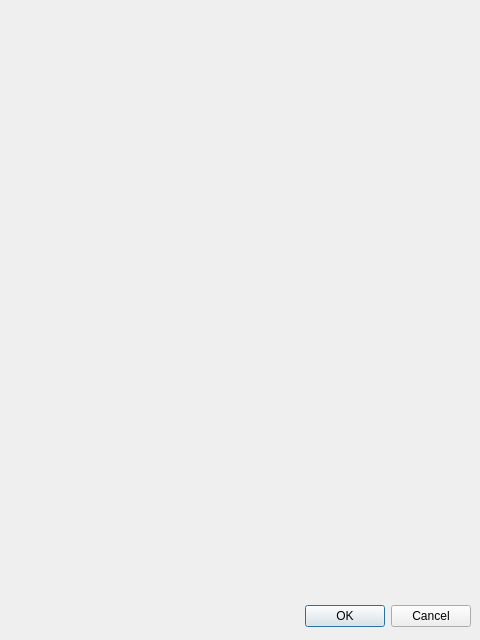
The window that Project1/myQT.ui (Shreya1809/eid-fall2018) describes before a commit, drawn with Qt 5.
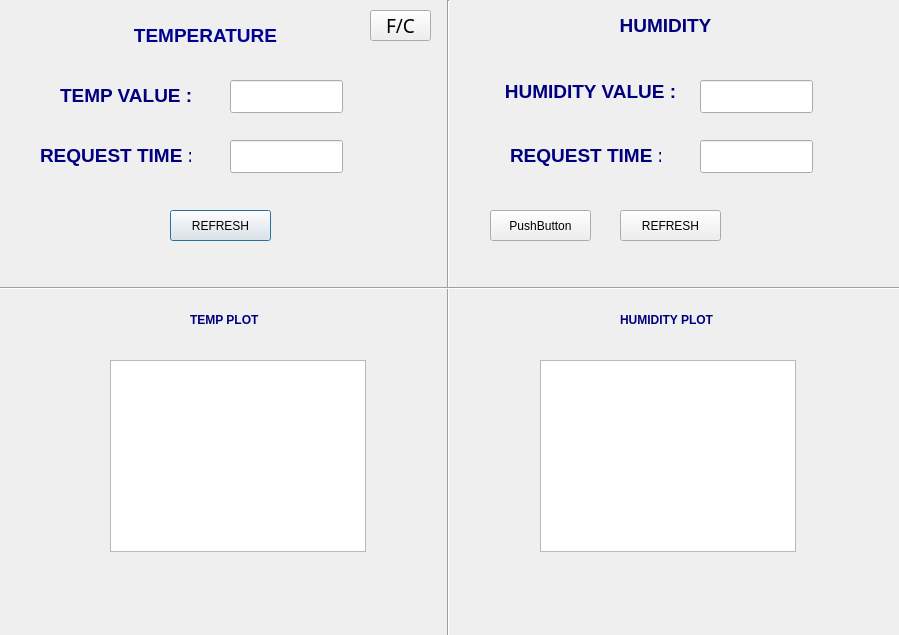
The same window after the commit.

Commit message: added basic QT ui

The edit to the form file:
```diff
--- a/Project1/myQT.ui
+++ b/Project1/myQT.ui
@@ -6,27 +6,280 @@
    <rect>
     <x>0</x>
     <y>0</y>
-    <width>480</width>
-    <height>640</height>
+    <width>899</width>
+    <height>635</height>
    </rect>
   </property>
+  <property name="maximumSize">
+   <size>
+    <width>16777215</width>
+    <height>16777215</height>
+   </size>
+  </property>
+  <property name="cursor">
+   <cursorShape>ArrowCursor</cursorShape>
+  </property>
+  <property name="mouseTracking">
+   <bool>false</bool>
+  </property>
   <property name="windowTitle">
    <string>Dialog</string>
   </property>
-  <widget class="QDialogButtonBox" name="buttonBox">
+  <property name="toolTip">
+   <string>&lt;html&gt;&lt;head/&gt;&lt;body&gt;&lt;p align=&quot;center&quot;&gt;&lt;span style=&quot; font-weight:600;&quot;&gt;TEMPERATURE/HUMIDITY SENSOR READING&lt;/span&gt;&lt;/p&gt;&lt;/body&gt;&lt;/html&gt;</string>
+  </property>
+  <property name="whatsThis">
+   <string>&lt;html&gt;&lt;head/&gt;&lt;body&gt;&lt;p align=&quot;center&quot;&gt;&lt;br/&gt;&lt;/p&gt;&lt;/body&gt;&lt;/html&gt;</string>
+  </property>
+  <widget class="Line" name="line">
    <property name="geometry">
     <rect>
-     <x>10</x>
-     <y>600</y>
-     <width>461</width>
-     <height>32</height>
+     <x>440</x>
+     <y>0</y>
+     <width>16</width>
+     <height>641</height>
+    </rect>
+   </property>
+   <property name="orientation">
+    <enum>Qt::Vertical</enum>
+   </property>
+  </widget>
+  <widget class="QLabel" name="label">
+   <property name="geometry">
+    <rect>
+     <x>110</x>
+     <y>20</y>
+     <width>191</width>
+     <height>31</height>
+    </rect>
+   </property>
+   <property name="text">
+    <string>&lt;html&gt;&lt;head/&gt;&lt;body&gt;&lt;p align=&quot;center&quot;&gt;&lt;span style=&quot; font-size:14pt; font-weight:600; color:#000091;&quot;&gt;TEMPERATURE&lt;/span&gt;&lt;/p&gt;&lt;/body&gt;&lt;/html&gt;</string>
+   </property>
+  </widget>
+  <widget class="QLabel" name="label_2">
+   <property name="geometry">
+    <rect>
+     <x>590</x>
+     <y>10</y>
+     <width>151</width>
+     <height>31</height>
+    </rect>
+   </property>
+   <property name="text">
+    <string>&lt;html&gt;&lt;head/&gt;&lt;body&gt;&lt;p align=&quot;center&quot;&gt;&lt;span style=&quot; font-size:14pt; font-weight:600; color:#00007f;&quot;&gt;HUMIDITY&lt;/span&gt;&lt;/p&gt;&lt;/body&gt;&lt;/html&gt;</string>
+   </property>
+  </widget>
+  <widget class="QLineEdit" name="lineEdit">
+   <property name="geometry">
+    <rect>
+     <x>230</x>
+     <y>80</y>
+     <width>113</width>
+     <height>33</height>
+    </rect>
+   </property>
+  </widget>
+  <widget class="QPushButton" name="pushButton">
+   <property name="geometry">
+    <rect>
+     <x>170</x>
+     <y>210</y>
+     <width>101</width>
+     <height>31</height>
+    </rect>
+   </property>
+   <property name="text">
+    <string>REFRESH</string>
+   </property>
+  </widget>
+  <widget class="QPushButton" name="pushButton_2">
+   <property name="geometry">
+    <rect>
+     <x>370</x>
+     <y>10</y>
+     <width>61</width>
+     <height>31</height>
+    </rect>
+   </property>
+   <property name="font">
+    <font>
+     <family>Sans Serif</family>
+     <pointsize>14</pointsize>
+    </font>
+   </property>
+   <property name="toolTip">
+    <string>&lt;html&gt;&lt;head/&gt;&lt;body&gt;&lt;p align=&quot;center&quot;&gt;&lt;span style=&quot; font-weight:600;&quot;&gt;F/C&lt;/span&gt;&lt;/p&gt;&lt;/body&gt;&lt;/html&gt;</string>
+   </property>
+   <property name="text">
+    <string>F/C</string>
+   </property>
+  </widget>
+  <widget class="QLabel" name="label_3">
+   <property name="geometry">
+    <rect>
+     <x>60</x>
+     <y>80</y>
+     <width>131</width>
+     <height>31</height>
+    </rect>
+   </property>
+   <property name="text">
+    <string>&lt;html&gt;&lt;head/&gt;&lt;body&gt;&lt;p align=&quot;center&quot;&gt;&lt;span style=&quot; font-size:14pt; font-weight:600; color:#00007f;&quot;&gt;TEMP VALUE  :&lt;/span&gt;&lt;/p&gt;&lt;/body&gt;&lt;/html&gt;</string>
+   </property>
+  </widget>
+  <widget class="QLabel" name="label_4">
+   <property name="geometry">
+    <rect>
+     <x>40</x>
+     <y>140</y>
+     <width>151</width>
+     <height>31</height>
+    </rect>
+   </property>
+   <property name="text">
+    <string>&lt;html&gt;&lt;head/&gt;&lt;body&gt;&lt;p align=&quot;center&quot;&gt;&lt;span style=&quot; font-size:14pt; font-weight:600; color:#00007f;&quot;&gt;REQUEST TIME :&lt;/span&gt;&lt;/p&gt;&lt;/body&gt;&lt;/html&gt;</string>
+   </property>
+  </widget>
+  <widget class="QLineEdit" name="lineEdit_2">
+   <property name="geometry">
+    <rect>
+     <x>230</x>
+     <y>140</y>
+     <width>113</width>
+     <height>33</height>
+    </rect>
+   </property>
+  </widget>
+  <widget class="QLabel" name="label_5">
+   <property name="geometry">
+    <rect>
+     <x>500</x>
+     <y>80</y>
+     <width>181</width>
+     <height>21</height>
+    </rect>
+   </property>
+   <property name="text">
+    <string>&lt;html&gt;&lt;head/&gt;&lt;body&gt;&lt;p align=&quot;center&quot;&gt;&lt;span style=&quot; font-size:14pt; font-weight:600; color:#00007f;&quot;&gt;HUMIDITY VALUE :&lt;/span&gt;&lt;/p&gt;&lt;/body&gt;&lt;/html&gt;</string>
+   </property>
+  </widget>
+  <widget class="QLineEdit" name="lineEdit_3">
+   <property name="geometry">
+    <rect>
+     <x>700</x>
+     <y>80</y>
+     <width>113</width>
+     <height>33</height>
+    </rect>
+   </property>
+  </widget>
+  <widget class="QLineEdit" name="lineEdit_4">
+   <property name="geometry">
+    <rect>
+     <x>700</x>
+     <y>140</y>
+     <width>113</width>
+     <height>33</height>
+    </rect>
+   </property>
+  </widget>
+  <widget class="QPushButton" name="pushButton_3">
+   <property name="geometry">
+    <rect>
+     <x>620</x>
+     <y>210</y>
+     <width>101</width>
+     <height>31</height>
+    </rect>
+   </property>
+   <property name="text">
+    <string>REFRESH</string>
+   </property>
+  </widget>
+  <widget class="QLabel" name="label_6">
+   <property name="geometry">
+    <rect>
+     <x>510</x>
+     <y>140</y>
+     <width>151</width>
+     <height>31</height>
+    </rect>
+   </property>
+   <property name="text">
+    <string>&lt;html&gt;&lt;head/&gt;&lt;body&gt;&lt;p align=&quot;center&quot;&gt;&lt;span style=&quot; font-size:14pt; font-weight:600; color:#00007f;&quot;&gt;REQUEST TIME :&lt;/span&gt;&lt;/p&gt;&lt;/body&gt;&lt;/html&gt;</string>
+   </property>
+  </widget>
+  <widget class="Line" name="line_2">
+   <property name="geometry">
+    <rect>
+     <x>0</x>
+     <y>280</y>
+     <width>901</width>
+     <height>16</height>
     </rect>
    </property>
    <property name="orientation">
     <enum>Qt::Horizontal</enum>
    </property>
-   <property name="standardButtons">
-    <set>QDialogButtonBox::Cancel|QDialogButtonBox::Ok</set>
+  </widget>
+  <widget class="QGraphicsView" name="graphicsView">
+   <property name="geometry">
+    <rect>
+     <x>110</x>
+     <y>360</y>
+     <width>256</width>
+     <height>192</height>
+    </rect>
+   </property>
+  </widget>
+  <widget class="QGraphicsView" name="graphicsView_2">
+   <property name="geometry">
+    <rect>
+     <x>540</x>
+     <y>360</y>
+     <width>256</width>
+     <height>192</height>
+    </rect>
+   </property>
+  </widget>
+  <widget class="QLabel" name="label_7">
+   <property name="geometry">
+    <rect>
+     <x>190</x>
+     <y>310</y>
+     <width>91</width>
+     <height>21</height>
+    </rect>
+   </property>
+   <property name="text">
+    <string>&lt;html&gt;&lt;head/&gt;&lt;body&gt;&lt;p&gt;&lt;span style=&quot; font-weight:600; color:#00007f;&quot;&gt;TEMP PLOT&lt;/span&gt;&lt;/p&gt;&lt;/body&gt;&lt;/html&gt;</string>
+   </property>
+  </widget>
+  <widget class="QLabel" name="label_8">
+   <property name="geometry">
+    <rect>
+     <x>620</x>
+     <y>310</y>
+     <width>121</width>
+     <height>21</height>
+    </rect>
+   </property>
+   <property name="text">
+    <string>&lt;html&gt;&lt;head/&gt;&lt;body&gt;&lt;p&gt;&lt;span style=&quot; font-weight:600; color:#00007f;&quot;&gt;HUMIDITY PLOT&lt;/span&gt;&lt;/p&gt;&lt;/body&gt;&lt;/html&gt;</string>
+   </property>
+  </widget>
+  <widget class="QPushButton" name="pushButton_4">
+   <property name="geometry">
+    <rect>
+     <x>490</x>
+     <y>210</y>
+     <width>101</width>
+     <height>31</height>
+    </rect>
+   </property>
+   <property name="text">
+    <string>PushButton</string>
    </property>
   </widget>
  </widget>
```
Left out of the diff: 37 changed lines with no effect on the pictures. The commit also changes 2 other files.
